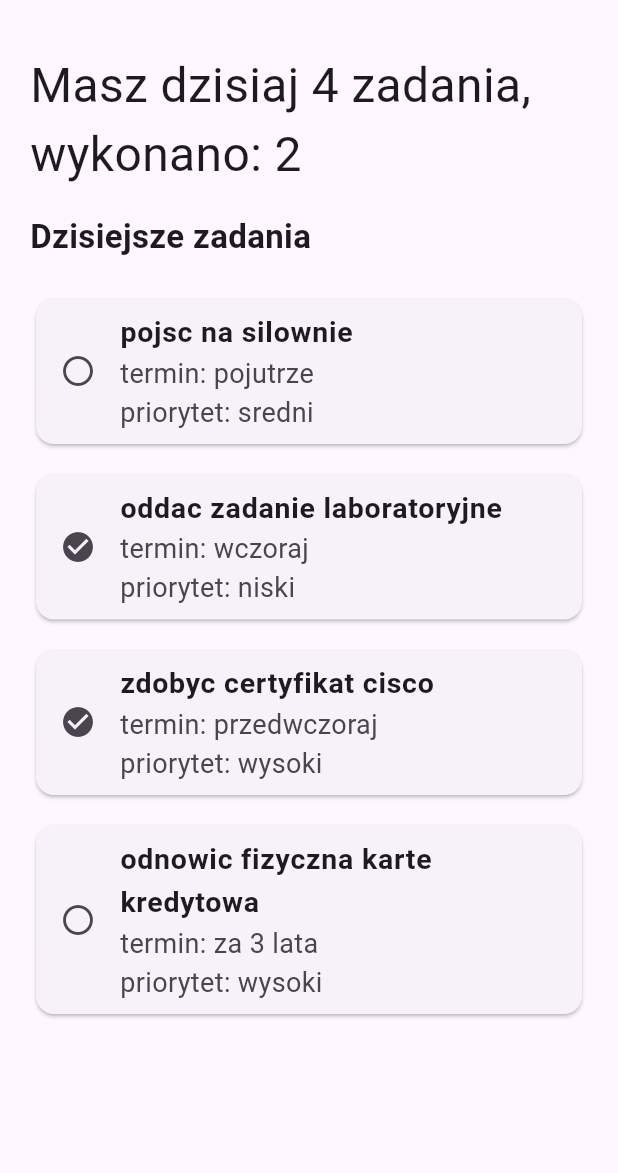
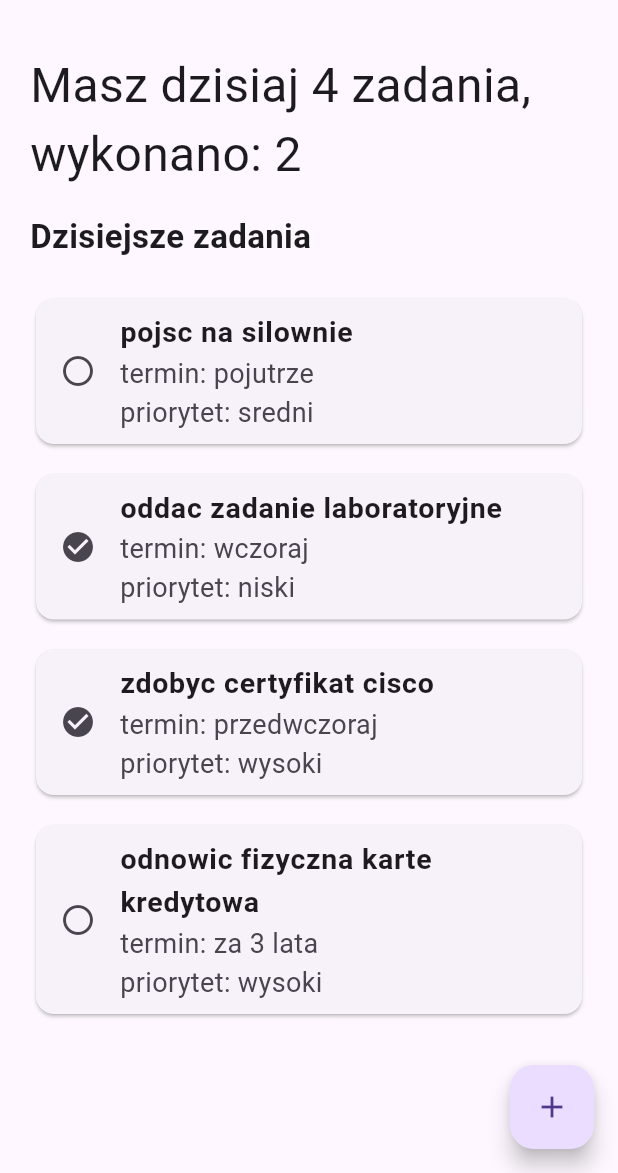
Before and after one commit to AdamZarebski/krakflow_flutter__, a Flutter app: the screen it shows after launch, on a phone screen of 412 x 824 dp, the part 63-1236 px from its top. Run offline on Flutter 3.47's test engine with Material 3 defaults, Android fonts, the phone set to English and light mode, and no system bars.

Commit message:
lab 5 - krakflow navigation and add task screen

```diff
--- /dev/null
+++ b/lib/TaskRepository.dart
@@ -0,0 +1,17 @@
+class Task {
+  final String title;
+  final String deadline;
+  final bool done;
+  final String priority;
+
+  Task({required this.title, required this.deadline, required this.done, required this.priority});
+}
+
+class TaskRepository {
+  static List<Task> tasks = [
+    Task(title: "pojsc na silownie", deadline: "pojutrze", done: false, priority: "sredni"),
+    Task(title: "oddac zadanie laboratoryjne", deadline: "wczoraj", done: true, priority: "niski"),
+    Task(title: "zdobyc certyfikat cisco", deadline: "przedwczoraj", done: true, priority: "wysoki"),
+    Task(title: "odnowic fizyczna karte kredytowa", deadline: "za 3 lata", done: false, priority: "wysoki"),
+  ];
+}
--- a/lib/main.dart
+++ b/lib/main.dart
@@ -1,74 +1,22 @@
 import 'package:flutter/material.dart';
+import 'TaskRepository.dart';
+
+
 
 void main() {
   runApp(MyApp());
 }
 class MyApp extends StatelessWidget {
 
-  List<Task> tasks = [
-    Task(title: "pojsc na silownie", deadline: "pojutrze", done: false, priority: "sredni"),
-    Task(title: "oddac zadanie laboratoryjne", deadline: "wczoraj", done: true, priority: "niski"),
-    Task(title: "zdobyc certyfikat cisco", deadline: "przedwczoraj", done: true, priority: "wysoki"),
-    Task(title: "odnowic fizyczna karte kredytowa", deadline: "za 3 lata", done: false, priority: "wysoki"),
-  ];
-
   @override
   Widget build(BuildContext context) {
-
-    int completedCount = tasks.where((t) => t.done).length;
-
     return MaterialApp(
-      home: Scaffold(
-          appBar: AppBar(
-            title: Text("Krakflow"),
-          ),
-          body: ListView(
-            padding: const EdgeInsets.all(20),
-            children: [
-              Column(
-                crossAxisAlignment: CrossAxisAlignment.start,
-
-                children: [
-
-                  Text(
-                    "Masz dzisiaj ${tasks.length} zadania, wykonano: $completedCount",
-                    style: TextStyle(
-                      fontSize: 32,
-                    ),
-                  ),
-                  SizedBox(height: 16),
-                  Text(
-                    "Dzisiejsze zadania",
-                    style: TextStyle(
-                      fontSize: 22,
-                      fontWeight: FontWeight.bold,
-                    ),
-                  ),
-                ],
-              ),
-
-
-              const SizedBox(height: 16),
-              for (var task in tasks)
-                TaskCard(
-                  title: task.title,
-                  subtitle: "termin: ${task.deadline} \npriorytet: ${task.priority}",
-                  icon: task.done ? Icons.check_circle : Icons.radio_button_unchecked,
-                ),
-            ],
-          )
-      ),
+      title: "Flutter",
+      home: MojEkranAplikacji()
     );
   }
 }
-class Task {
-  final String title;
-  final String deadline;
-  final bool done;
-  final String priority;
 
-  Task({required this.title, required this.deadline, required this.done, required this.priority});
-}
 
 class TaskCard extends StatelessWidget {
   final String title;
@@ -108,3 +56,122 @@ class TaskCard extends StatelessWidget {
   }
 
 }
+
+class MojEkranAplikacji extends StatefulWidget {
+  const MojEkranAplikacji({super.key});
+  @override
+  State<MojEkranAplikacji> createState() => StanDynamicznegoWidgetu();
+
+}
+
+class AddTaskScreen extends StatelessWidget {
+  AddTaskScreen({super.key});
+
+  final TextEditingController titleController = TextEditingController();
+  final TextEditingController deadlineController = TextEditingController();
+
+  @override
+  Widget build(BuildContext context) {
+    return Scaffold(
+      appBar: AppBar(
+        title: Text("Nowe zadanie"),
+      ),
+    body: Padding(
+      padding: EdgeInsets.all(16),
+      child: Column(
+        crossAxisAlignment: CrossAxisAlignment.start,
+        children: [
+          TextField(
+            controller: titleController,
+            decoration: InputDecoration(
+              labelText: "Tytul zadania",
+              border: OutlineInputBorder(),
+            ),
+          ),
+          ElevatedButton(
+            onPressed: () {
+              final newTask = Task(title: titleController.text,
+                  deadline: deadlineController.text,
+                  done: false,
+                  priority: "niskie");
+              Navigator.pop(context, newTask);
+            },
+            child: Text("Zapisz"),
+          ),
+        ],
+      ),
+    ),
+    );
+  }
+}
+
+class StanDynamicznegoWidgetu extends State<MojEkranAplikacji>{
+
+  int completedCount = TaskRepository.tasks.where((t) => t.done).length;
+  @override
+  Widget build(BuildContext context) {
+    return Scaffold(
+        appBar: AppBar(
+          title: Text("Krakflow"),
+        ),
+        body: ListView(
+          padding: const EdgeInsets.all(20),
+          children: [
+            Column(
+              crossAxisAlignment: CrossAxisAlignment.start,
+
+              children: [
+
+                Text(
+                  "Masz dzisiaj ${TaskRepository.tasks.length} zadania, wykonano: $completedCount",
+                  style: TextStyle(
+                    fontSize: 32,
+                  ),
+                ),
+                SizedBox(height: 16),
+                Text(
+                  "Dzisiejsze zadania",
+                  style: TextStyle(
+                    fontSize: 22,
+                    fontWeight: FontWeight.bold,
+                  ),
+                ),
+              ],
+            ),
+
+
+            const SizedBox(height: 16),
+            for (var task in TaskRepository.tasks)
+              TaskCard(
+                title: task.title,
+                subtitle: "termin: ${task.deadline} \npriorytet: ${task.priority}",
+                icon: task.done ? Icons.check_circle : Icons.radio_button_unchecked,
+              ),
+          ],
+        ),
+        floatingActionButton: FloatingActionButton(
+          onPressed: () async {
+            final Task? newTask = await Navigator.push(
+                context,
+                MaterialPageRoute(
+                    builder: (context) => AddTaskScreen()),
+                );
+            if (newTask != null){
+              setState(() {
+                TaskRepository.tasks.add(newTask);
+              });
+            }
+
+            Navigator.push(
+                context,
+                MaterialPageRoute(
+                  builder: (context) => AddTaskScreen(),
+                )
+            );
+          },
+          child: Icon(Icons.add),
+        )
+    );
+  }
+
+}
```
